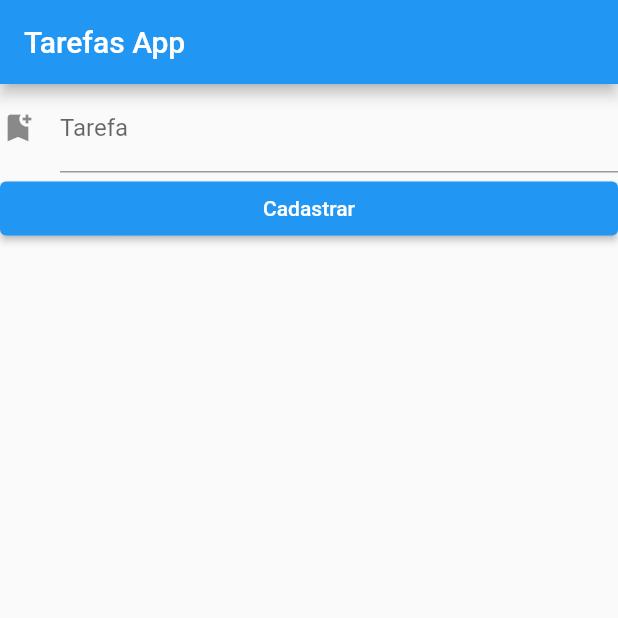
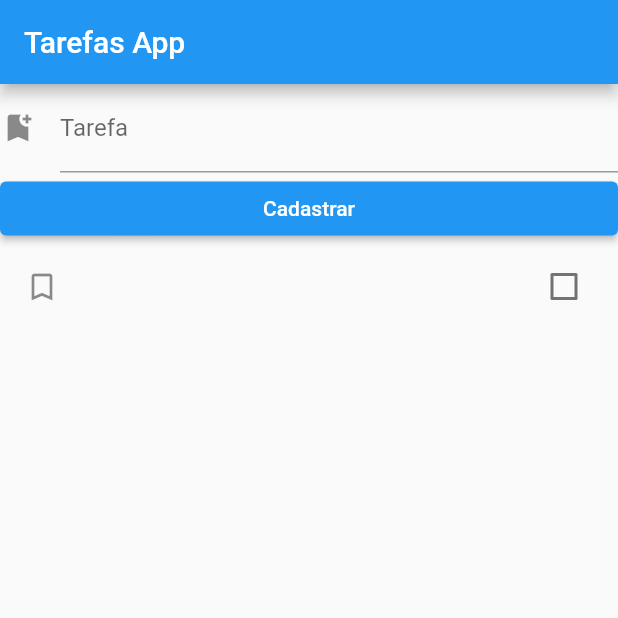
Before and after one commit to nandorsm/flutter_exercicio_unidade02, a Flutter app: the screen it shows after launch, after a tap on "Cadastrar", on a phone screen of 412 x 824 dp, the top half of it. Run offline on Flutter 3.47's test engine with Material 2 defaults, Android fonts, the phone set to English and light mode, and no system bars; our stand-ins replace sqflite; accounts and stored records are empty.

Commit message:
update Implemented

```diff
--- a/lib/database/database.dart
+++ b/lib/database/database.dart
@@ -5,7 +5,7 @@ import '../model/tarefa.dart';
 
 Future<Database> getDatabase(){
   return getDatabasesPath().then((dbPath){
-    final String path = join(dbPath, "tarefas25.db");
+    final String path = join(dbPath, "tarefas30.db");
     return openDatabase(path, onCreate: (db, version) {
       db.execute("CREATE TABLE tarefas("
         "id INTEGER PRIMARY KEY AUTOINCREMENT,"
@@ -18,8 +18,17 @@ Future<int> insert(Tarefa tarefa){
   return getDatabase().then((db){
     Map<String, dynamic> values = Map();
     values['nome'] = tarefa.nome;
-    values['checked'] = tarefa.checked.toString();
+    values['checked'] = tarefa.checked == true ? "true" : "false";
     return db.insert('tarefas', values);
+  });
+}
+
+Future<int> update(Tarefa tarefa){
+  return getDatabase().then((db){
+    Map<String, dynamic> values = Map();
+    values['nome'] = tarefa.nome;
+    values['checked'] = tarefa.checked;
+    return db.update('tarefas', values, where: "id = ?", whereArgs: [tarefa.id]);
   });
 }
 
@@ -31,7 +40,7 @@ Future<List<Tarefa>> findAll(){
         Tarefa tarefa = Tarefa(
           map['nome'] as String,
           id: map['id'] as int,
-          checked: map['checked'] as bool,
+          checked: map['checked'] == "true" ? true : false,
         );
         tarefas.add(tarefa);
       }
--- a/lib/views/main_screen.dart
+++ b/lib/views/main_screen.dart
@@ -11,6 +11,7 @@ class MainScreen extends StatefulWidget {
 
 class _MainScreenState extends State<MainScreen> {
   final tarefa = TextEditingController();
+  bool? _checked = false;
 
   // listaDeTarefas() {
   //   return FutureBuilder(
@@ -62,8 +63,7 @@ class _MainScreenState extends State<MainScreen> {
                   child: Text('Cadastrar')),
             ),
             FutureBuilder(
-                future: Future.delayed(Duration(seconds: 2))
-                    .then((value) => findAll()),
+                future: findAll(),
                 builder: (context, snapshot) {
                   if (snapshot.hasData) {
                     List<Tarefa> tarefas = snapshot.data as List<Tarefa>;
@@ -78,8 +78,9 @@ class _MainScreenState extends State<MainScreen> {
                             value: tarefas[i].checked,
                             onChanged: (value){
                               setState(() {
-                                tarefas[i].checked = !tarefas[i].checked;
-
+                                tarefas[i].checked = value!;
+                                update(tarefas[i]);
+                                print(tarefas[i].checked);
                               });
                             },
                             activeColor: Colors.green,
@@ -90,7 +91,7 @@ class _MainScreenState extends State<MainScreen> {
 
 
                   } else if (snapshot.hasError) {
-                    return Text("Error");
+                    return Text("Error: ${snapshot.error}");
                   } else {
                     return CircularProgressIndicator();
                   }
```
